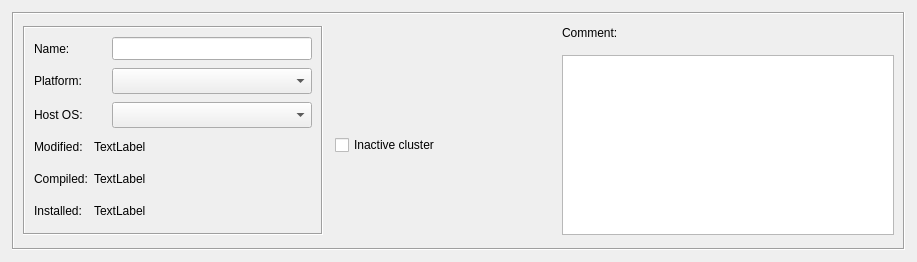
This is src/gui/clusterdialog_q.ui in fwbuilder/fwbuilder as Qt 5 draws it before an edit. The edited form follows.
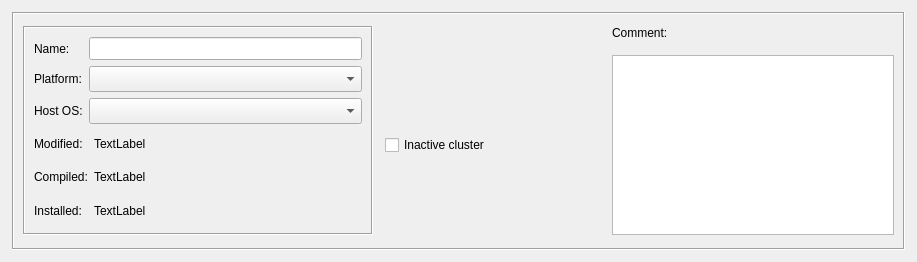
This is the edited form.

Diff of the .ui file:
```diff
--- a/src/gui/clusterdialog_q.ui
+++ b/src/gui/clusterdialog_q.ui
@@ -47,13 +47,13 @@
         </property>
         <property name="minimumSize" >
          <size>
-          <width>300</width>
+          <width>350</width>
           <height>0</height>
          </size>
         </property>
         <property name="maximumSize" >
          <size>
-          <width>300</width>
+          <width>350</width>
           <height>16777215</height>
          </size>
         </property>
@@ -66,13 +66,10 @@
         <layout class="QGridLayout" name="gridLayout_4" >
          <item row="0" column="0" >
           <layout class="QGridLayout" >
-           <property name="spacing" >
-            <number>8</number>
-           </property>
            <item row="0" column="0" >
             <widget class="QLabel" name="textLabel1_4_2" >
              <property name="sizePolicy" >
-              <sizepolicy vsizetype="Preferred" hsizetype="Preferred" >
+              <sizepolicy vsizetype="Preferred" hsizetype="Minimum" >
                <horstretch>0</horstretch>
                <verstretch>0</verstretch>
               </sizepolicy>
@@ -95,7 +92,7 @@
             <widget class="QLineEdit" name="obj_name" >
              <property name="sizePolicy" >
               <sizepolicy vsizetype="Fixed" hsizetype="Preferred" >
-               <horstretch>0</horstretch>
+               <horstretch>1</horstretch>
                <verstretch>0</verstretch>
               </sizepolicy>
              </property>
@@ -110,7 +107,7 @@
            <item row="2" column="0" >
             <widget class="QLabel" name="textLabel1_3_2_2" >
              <property name="sizePolicy" >
-              <sizepolicy vsizetype="Preferred" hsizetype="Preferred" >
+              <sizepolicy vsizetype="Preferred" hsizetype="Minimum" >
                <horstretch>0</horstretch>
                <verstretch>0</verstretch>
               </sizepolicy>
@@ -148,7 +145,7 @@
            <item row="4" column="0" >
             <widget class="QLabel" name="textLabel2_3_2_2" >
              <property name="sizePolicy" >
-              <sizepolicy vsizetype="Preferred" hsizetype="Preferred" >
+              <sizepolicy vsizetype="Preferred" hsizetype="Minimum" >
                <horstretch>0</horstretch>
                <verstretch>0</verstretch>
               </sizepolicy>
```
